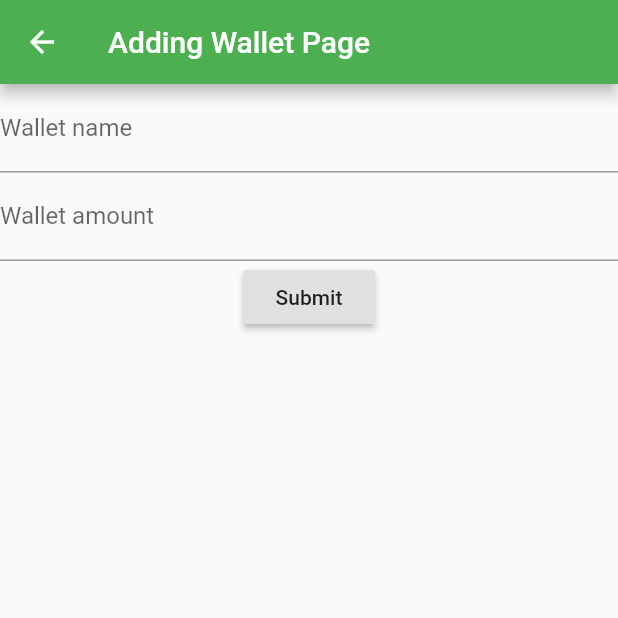
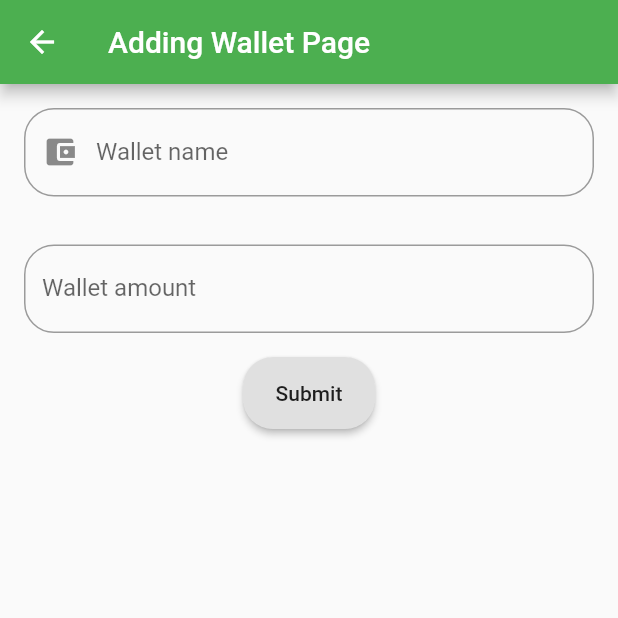
Before and after one commit to iridiscenthummingbird/money_project, a Flutter app: the AddingWalletPage screen opened by its route, on a phone screen of 412 x 824 dp, the top half of it. Run offline on Flutter 3.47's test engine with Material 2 defaults, Android fonts, the phone set to English and light mode, and no system bars; our stand-ins replace validators.

Commit message:
Add decoration to AWPage and EWPage

```diff
--- a/lib/pages/AddingWalletPage.dart
+++ b/lib/pages/AddingWalletPage.dart
@@ -2,13 +2,12 @@ import 'package:flutter/material.dart';
 import 'package:money_project/Wallet.dart';
 import 'package:validators/validators.dart';
 
-class AddingWalletPage extends StatefulWidget{
+class AddingWalletPage extends StatefulWidget {
   @override
   State<StatefulWidget> createState() => AddingWalletPageState();
 }
 
-class AddingWalletPageState extends State<AddingWalletPage>{
-
+class AddingWalletPageState extends State<AddingWalletPage> {
   final GlobalKey<FormState> _formKey = GlobalKey<FormState>();
 
   String name;
@@ -22,38 +21,51 @@ class AddingWalletPageState extends State<AddingWalletPage>{
           key: _formKey,
           child: Column(
             children: <Widget>[
-            TextFormField(
-              decoration: InputDecoration(labelText: "Wallet name"),
-              validator: (String value){
-                if(value.isEmpty){
+              Container(
+                  padding: EdgeInsets.all(16.0),
+                  child: TextFormField(
+                    decoration: InputDecoration(
+                        prefixIcon: Icon(Icons.account_balance_wallet),
+                        labelText: "Wallet name",
+                        border: OutlineInputBorder(
+                            borderRadius: BorderRadius.circular(20.0))),
+                    validator: (String value) {
+                      if (value.isEmpty) {
                         return 'Name is Required';
                       }
                     },
-              onSaved: (String value){
+                    onSaved: (String value) {
                       name = value;
                     },
-            ),
-            TextFormField(
-              decoration: InputDecoration(labelText: "Wallet amount"),
-              validator: (String value){
-                if(value.isEmpty){
+                  )),
+              Container(
+                padding: EdgeInsets.all(16.0),
+                child: TextFormField(
+                  decoration: InputDecoration(
+                    labelText: "Wallet amount",
+                    border: OutlineInputBorder(
+                            borderRadius: BorderRadius.circular(20.0))),
+                  validator: (String value) {
+                    if (value.isEmpty) {
                       return 'Amount is Required';
-                }
-                else if(double.tryParse(value) == null){
+                    } else if (double.tryParse(value) == null) {
                       return 'Amount should be number';
-                }
-                else if(double.parse(value) < 0.0){
+                    } else if (double.parse(value) < 0.0) {
                       return 'Amount should be more than 0';
                     }
                   },
-              onSaved: (String value){
+                  onSaved: (String value) {
                     amount = double.parse(value);
                   },
                 ),
+              ),
               RaisedButton(
+                padding: EdgeInsets.all(16.0),
+                shape: RoundedRectangleBorder(
+                    borderRadius: BorderRadius.circular(20.0)),
                 child: Text('Submit'),
-              onPressed: (){
-                if(!_formKey.currentState.validate()){
+                onPressed: () {
+                  if (!_formKey.currentState.validate()) {
                     return;
                   }
                   _formKey.currentState.save();
@@ -63,9 +75,6 @@ class AddingWalletPageState extends State<AddingWalletPage>{
               )
             ],
           ),
-      )
-
-    );
+        ));
   }
-
 }
```
Also changed, not shown: lib/OperationPage.dart (deleted, +0 -19 lines), lib/WalletPage.dart (deleted, +0 -51 lines), lib/pages/EditingWalletPage.dart (+33 -27 lines), lib/pages/WalletPage.dart (+9 -32 lines). Lines whose indentation alone changed are shown as unchanged.
